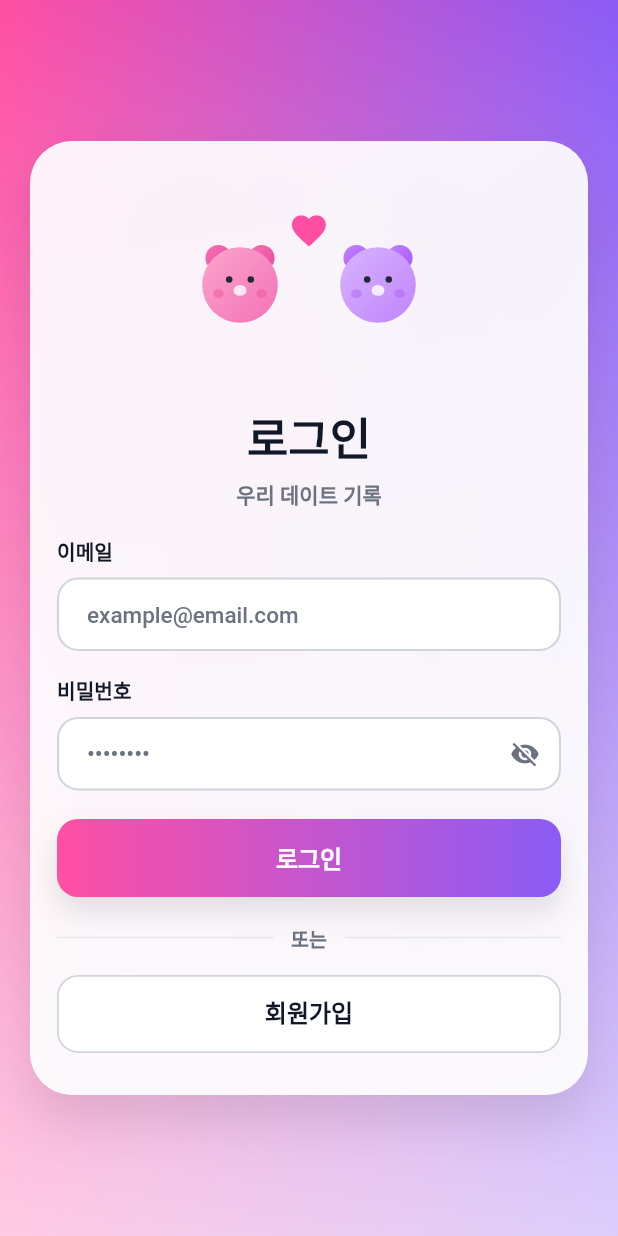
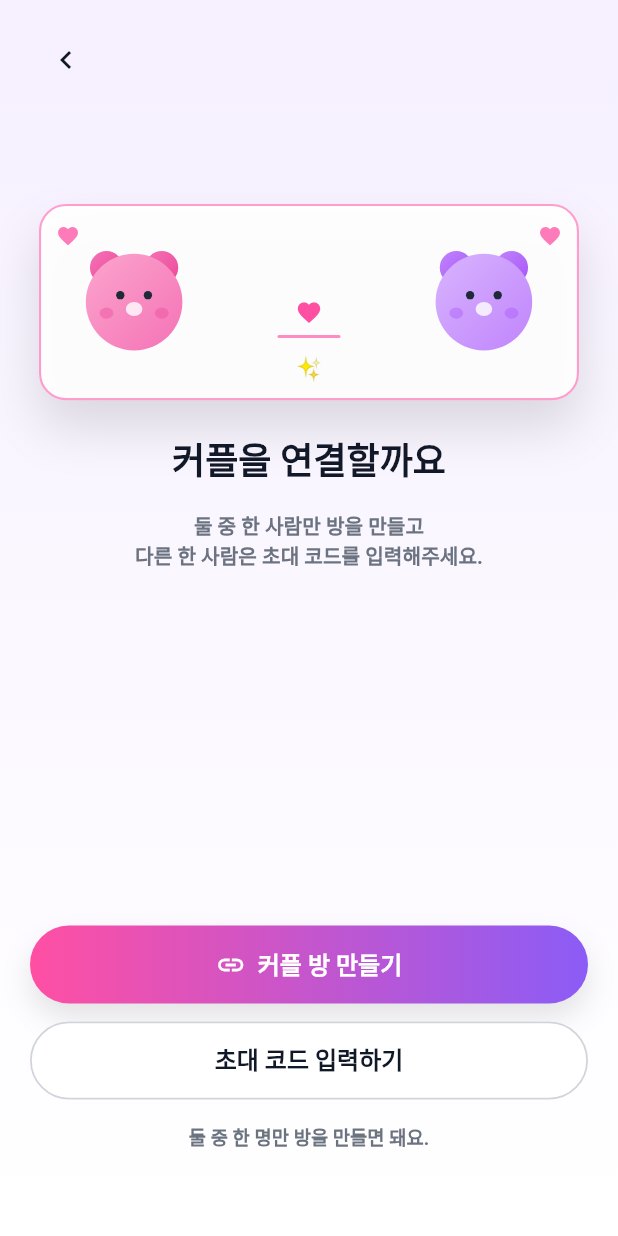
Before and after one commit to JIKYUNGHEE/Deco, a Flutter app: the LoginScreen screen opened by its route, after a tap on "로그인", on a phone screen of 412 x 824 dp. Run offline on Flutter 3.47's test engine with Material 3 defaults, Android fonts, the light colour scheme and no system bars; our stand-ins replace firebase_core, flutter_svg, go_router; accounts and stored records are empty; generated files the repository leaves out were written again; Roboto replaces fonts that are missing (Cafe24SsurroundAir).

Commit message:
feat: 커플연결화면 ui 완성

```diff
--- a/lib/routing/router.dart
+++ b/lib/routing/router.dart
@@ -2,7 +2,7 @@ import 'package:deco/auth/email_verify_screen.dart';
 import 'package:deco/auth/signup_screen.dart';
 import 'package:deco/config/app_state.dart';
 import 'package:deco/ui/calendar/calendar_screen.dart';
-import 'package:deco/ui/connect/connect_screen.dart';
+import 'package:deco/ui/connect/couple_connect_screen.dart';
 import 'package:deco/ui/core/ui/frame_page.dart';
 import 'package:deco/ui/debug/theme_preview_page.dart';
 import 'package:deco/ui/home/home_screen.dart';
@@ -79,7 +79,7 @@ GoRouter createRouter(AppState appState) {
         return EmailVerifyScreen(email: email);
       }),
       GoRoute(path: '/login', builder: (context, state) => LoginScreen()),
-      GoRoute(path: '/connect', builder: (context, state) => ConnectScreen()),
+      GoRoute(path: '/connect', builder: (context, state) => CoupleConnectScreen()),
       StatefulShellRoute.indexedStack(
         parentNavigatorKey: _rootNavigatorKey,
         builder: (context, state, navigationShell) {
--- a/lib/ui/connect/connect_screen.dart
+++ /dev/null
@@ -1,29 +0,0 @@
-import 'package:flutter/material.dart';
-import 'package:go_router/go_router.dart';
-import 'package:provider/provider.dart';
-
-import '../../config/app_state.dart';
-
-class ConnectScreen extends StatelessWidget {
-  const ConnectScreen({super.key});
-
-  @override
-  Widget build(BuildContext context) {
-    return Scaffold(
-      body: SafeArea(
-        child: Column(
-          children: [
-            Text('커플연결페이지'),
-            TextButton(
-              onPressed: () {
-                context.read<AppState>().setCoupleConnected(true);
-                context.go('/home');
-              },
-              child: Text('홈으로'),
-            ),
-          ],
-        ),
-      ),
-    );
-  }
-}
--- /dev/null
+++ b/lib/ui/connect/couple_connect_screen.dart
@@ -0,0 +1,200 @@
+import 'package:flutter/material.dart';
+import 'package:go_router/go_router.dart';
+import 'package:flutter_svg/flutter_svg.dart';
+
+import '../core/themes/deco_theme_extension.dart';
+import '../core/widgets/deco_primary_button.dart';
+import '../core/widgets/deco_outlined_button.dart';
+
+class CoupleConnectScreen extends StatelessWidget {
+  const CoupleConnectScreen({super.key});
+
+  @override
+  Widget build(BuildContext context) {
+    final decoTheme = Theme.of(context).extension<DecoThemeExtension>()!;
+
+    return Scaffold(
+      body: Container(
+        decoration: BoxDecoration(
+          gradient: LinearGradient(
+            begin: Alignment.topCenter,
+            end: Alignment.bottomCenter,
+            colors: [Color(0xFFF6F0FF), Color(0xFFFFFFFF)],
+          ),
+        ),
+        child: SafeArea(
+          child: Padding(
+            padding: const EdgeInsets.fromLTRB(20, 16, 20, 24),
+            child: Column(
+              crossAxisAlignment: CrossAxisAlignment.stretch,
+              children: [
+                Row(
+                  children: [
+                    IconButton(
+                      onPressed: () => context.pop(),
+                      icon: Icon(Icons.chevron_left, color: decoTheme.textPrimary),
+                    ),
+                  ],
+                ),
+
+                Expanded(
+                  child: Column(
+                    mainAxisAlignment: MainAxisAlignment.start,
+                    children: [
+                      const SizedBox(height: 72),
+                      const _CoupleIllustCard(),
+                      const SizedBox(height: 22),
+
+                      Text(
+                        '커플을 연결할까요',
+                        textAlign: TextAlign.center,
+                        style: TextStyle(
+                          fontSize: 24,
+                          fontWeight: FontWeight.w900,
+                          color: decoTheme.textPrimary,
+                        ),
+                      ),
+                      const SizedBox(height: 16),
+
+                      Text(
+                        '둘 중 한 사람만 방을 만들고\n다른 한 사람은 초대 코드를 입력해주세요.',
+                        textAlign: TextAlign.center,
+                        style: TextStyle(
+                          fontSize: 13.5,
+                          height: 1.4,
+                          fontWeight: FontWeight.w600,
+                          color: decoTheme.textSecondary,
+                        ),
+                      ),
+                    ],
+                  ),
+                ),
+
+                Column(
+                  children: [
+                    DecoPrimaryButton(
+                      radius: 60,
+                      label: '커플 방 만들기',
+                      prefixIcon: const Icon(Icons.link),
+                      onPressed: () {},
+                    ),
+                    const SizedBox(height: 12),
+                    DecoOutlinedButton(
+                      radius: 60,
+                      label: '초대 코드 입력하기',
+                      onPressed: () {},
+                    ),
+                    const SizedBox(height: 16),
+                    Text(
+                      '둘 중 한 명만 방을 만들면 돼요.',
+                      textAlign: TextAlign.center,
+                      style: TextStyle(
+                        fontSize: 12.5,
+                        fontWeight: FontWeight.w600,
+                        color: decoTheme.textSecondary,
+                      ),
+                    ),
+                  ],
+                ),
+
+                const SizedBox(height: 32),
+              ],
+            ),
+          ),
+        ),
+      ),
+      );
+  }
+}
+
+class _CoupleIllustCard extends StatelessWidget {
+  const _CoupleIllustCard();
+
+  @override
+  Widget build(BuildContext context) {
+    final decoTheme = Theme.of(context).extension<DecoThemeExtension>()!;
+
+    return Container(
+      width: double.infinity,
+      constraints: const BoxConstraints(maxWidth: 360),
+      padding: const EdgeInsets.fromLTRB(16, 18, 16, 18),
+      decoration: BoxDecoration(
+        color: Colors.white.withOpacity(0.92),
+        borderRadius: BorderRadius.circular(18),
+        border: Border.all(
+          color: decoTheme.outlinePressed.withOpacity(0.55),
+          width: 1.4,
+        ),
+        boxShadow: const [
+          BoxShadow(
+            blurRadius: 28,
+            offset: Offset(0, 18),
+            color: Color(0x1F000000),
+          ),
+        ],
+      ),
+      child: Stack(
+        clipBehavior: Clip.none,
+        alignment: Alignment.center,
+        children: [
+          Row(
+            mainAxisAlignment: MainAxisAlignment.spaceBetween,
+            children: [
+              SvgPicture.asset('assets/illustrations/pink-bear.svg', width: 92),
+              Column(
+                children: [
+                  const SizedBox(height: 22),
+                  Icon(
+                    Icons.favorite,
+                    color: decoTheme.outlinePressed,
+                    size: 18,
+                  ),
+                  Container(
+                    margin: const EdgeInsets.only(top: 6),
+                    width: 42,
+                    height: 2,
+                    decoration: BoxDecoration(
+                      color: decoTheme.outlinePressed.withOpacity(0.65),
+                      borderRadius: BorderRadius.circular(2),
+                    ),
+                  ),
+                ],
+              ),
+              SvgPicture.asset(
+                'assets/illustrations/purple-bear.svg',
+                width: 92,
+              ),
+            ],
+          ),
+
+          Positioned(
+            left: -6,
+            top: -6,
+            child: Icon(
+              Icons.favorite,
+              size: 16,
+              color: decoTheme.outlinePressed.withOpacity(0.75),
+            ),
+          ),
+          Positioned(
+            right: -6,
+            top: -6,
+            child: Icon(
+              Icons.favorite,
+              size: 16,
+              color: decoTheme.outlinePressed.withOpacity(0.75),
+            ),
+          ),
+
+          Positioned(
+            bottom: -10,
+            child: Text(
+              '✨',
+              style: TextStyle(fontSize: 16, color: decoTheme.textSecondary),
+            ),
+          ),
+        ],
+      ),
+    );
+  }
+}
--- a/lib/ui/login/login_screen.dart
+++ b/lib/ui/login/login_screen.dart
@@ -130,6 +130,7 @@ class _LoginScreenState extends State<LoginScreen> {
                             DecoPrimaryButton(
                               label: '로그인',
                               onPressed: () {
+                                context.go('/connect');
                               },
                             ),
 
```
